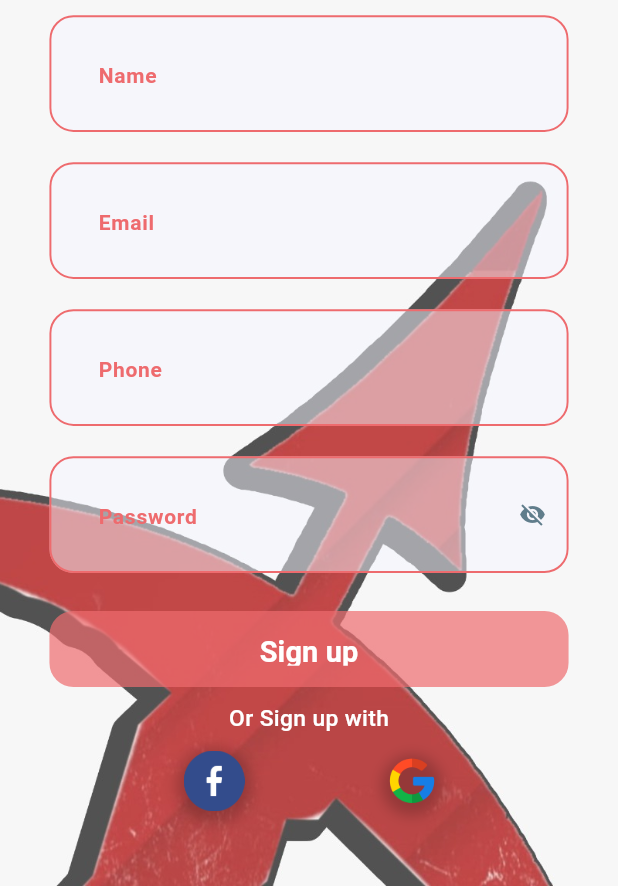
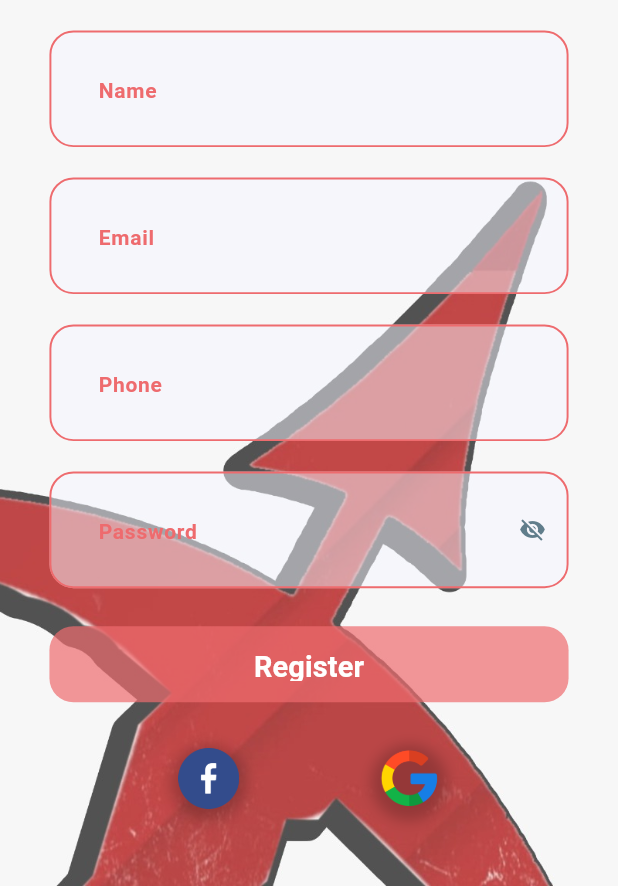
Before and after one commit to Lemon1911/zamalek_fans_app, a Flutter app: the RegisterScreen screen opened by its route, on a phone screen of 412 x 824 dp, the part 350-1236 px from its top. Run offline on Flutter 3.47's test engine with Material 3 defaults, Android fonts, the light colour scheme and no system bars; our stand-ins replace animate_do, firebase_auth, firebase_core, flutter_bloc, flutter_screenutil; accounts and stored records are empty.

Commit message:
-Added firebase authentication to register screen . -Added bloc to register screen.

```diff
--- a/lib/core/routing/app_router.dart
+++ b/lib/core/routing/app_router.dart
@@ -4,13 +4,16 @@ import 'package:flutter_bloc/flutter_bloc.dart';
 import 'package:zamalek_fans_app/core/routing/routes.dart';
 import 'package:zamalek_fans_app/features/home/presentation/screens/home_screen.dart';
 import 'package:zamalek_fans_app/features/login/presentation/screens/login_screen.dart';
-import 'package:zamalek_fans_app/features/register/presentation/screens/register_screen.dart';
 
 import '../../features/login/data/data_sources/firebase_auth_data_source.dart';
 import '../../features/login/data/repositories/login_repo_impl.dart';
 import '../../features/login/domain/use_cases/login_use_case.dart';
-import '../../features/login/presentation/manager/login_bloc.dart';
+import '../../features/login/presentation/manager/login_cubit.dart';
 import '../../features/onboarding/presentation/screens/onboarding_screen.dart';
+import '../../features/register/data/repositories/register_repo_impl.dart';
+import '../../features/register/domain/use_cases/register_use_case.dart';
+import '../../features/register/presentation/manager/register_cubit.dart';
+import '../../features/register/presentation/screens/register_screen.dart';
 
 class AppRouter {
   Route generateRoute(RouteSettings settings) {
@@ -22,7 +25,7 @@ class AppRouter {
       case Routes.loginScreen:
         return MaterialPageRoute(
           builder: (_) {
-            // Create necessary instances
+            // Created necessary instances
             final firebaseAuthDataSource =
                 FirebaseAuthDataSource(FirebaseAuth.instance);
             final loginRepository = LoginRepositoryImpl(firebaseAuthDataSource);
@@ -35,7 +38,16 @@ class AppRouter {
         );
       case Routes.registerScreen:
         return MaterialPageRoute(
-          builder: (_) => const RegisterScreen(),
+          builder: (_) {
+            // Created necessary instances for register
+            final registerRepository =
+                RegisterRepositoryImpl(FirebaseAuth.instance);
+            final registerUseCase = RegisterUseCase(registerRepository);
+            return BlocProvider(
+              create: (_) => RegisterCubit(registerUseCase),
+              child: const RegisterScreen(),
+            );
+          },
         );
       case Routes.homeScreen:
         return MaterialPageRoute(
--- a/lib/features/home/presentation/screens/home_screen.dart
+++ b/lib/features/home/presentation/screens/home_screen.dart
@@ -5,6 +5,8 @@ class HomeScreen extends StatelessWidget {
 
   @override
   Widget build(BuildContext context) {
-    return const Placeholder();
+    return Scaffold(
+      appBar: AppBar(),
+    );
   }
 }
--- a/lib/features/login/presentation/screens/login_screen.dart
+++ b/lib/features/login/presentation/screens/login_screen.dart
@@ -9,7 +9,7 @@ import 'package:zamalek_fans_app/core/widgets/app_text_form_field.dart';
 import '../../../../core/routing/routes.dart';
 import '../../../../core/validationUtils/validationUtils.dart';
 import '../../../../core/widgets/app_directional_button.dart';
-import '../manager/login_bloc.dart';
+import '../manager/login_cubit.dart';
 import '../manager/login_state.dart';
 
 class LoginScreen extends StatefulWidget {
--- /dev/null
+++ b/lib/features/register/data/repositories/register_repo_impl.dart
@@ -0,0 +1,20 @@
+import 'package:firebase_auth/firebase_auth.dart';
+
+import '../../domain/repositories/register_repo.dart';
+
+class RegisterRepositoryImpl implements RegisterRepository {
+  final FirebaseAuth firebaseAuth;
+
+  RegisterRepositoryImpl(this.firebaseAuth);
+
+  @override
+  Future<void> register(
+      String email, String password, String name, String phone) async {
+    try {
+      await firebaseAuth.createUserWithEmailAndPassword(
+          email: email, password: password);
+    } catch (e) {
+      throw Exception('Registration failed');
+    }
+  }
+}
--- /dev/null
+++ b/lib/features/register/domain/use_cases/register_use_case.dart
@@ -0,0 +1,21 @@
+import '../repositories/register_repo.dart';
+
+class RegisterUseCase {
+  final RegisterRepository repository;
+
+  RegisterUseCase(this.repository);
+
+  Future<void> call(
+    String email,
+    String password,
+    String name,
+    String phone,
+  ) {
+    return repository.register(
+      email,
+      password,
+      name,
+      phone,
+    );
+  }
+}
--- /dev/null
+++ b/lib/features/register/presentation/manager/register_cubit.dart
@@ -0,0 +1,30 @@
+import 'package:flutter_bloc/flutter_bloc.dart';
+import 'package:zamalek_fans_app/features/register/presentation/manager/register_state.dart';
+
+import '../../domain/use_cases/register_use_case.dart';
+
+class RegisterCubit extends Cubit<RegisterState> {
+  final RegisterUseCase registerUseCase;
+
+  RegisterCubit(this.registerUseCase) : super(RegisterInitial());
+
+  void register(
+      String email, String password, String name, String phone) async {
+    if (email.isEmpty || password.isEmpty) {
+      emit(RegisterFailure("Please enter email and password"));
+      return;
+    }
+    try {
+      emit(RegisterLoading());
+      await registerUseCase.call(
+        email,
+        password,
+        name,
+        phone,
+      );
+      emit(RegisterSuccess());
+    } catch (e) {
+      emit(RegisterFailure(e.toString()));
+    }
+  }
+}
--- /dev/null
+++ b/lib/features/register/presentation/manager/register_state.dart
@@ -0,0 +1,13 @@
+abstract class RegisterState {}
+
+class RegisterInitial extends RegisterState {}
+
+class RegisterLoading extends RegisterState {}
+
+class RegisterSuccess extends RegisterState {}
+
+class RegisterFailure extends RegisterState {
+  final String error;
+
+  RegisterFailure(this.error);
+}
--- a/lib/features/register/presentation/screens/register_screen.dart
+++ b/lib/features/register/presentation/screens/register_screen.dart
@@ -1,30 +1,32 @@
 import 'package:animate_do/animate_do.dart';
-import 'package:firebase_auth/firebase_auth.dart';
 import 'package:flutter/material.dart';
+import 'package:flutter_bloc/flutter_bloc.dart';
 import 'package:flutter_screenutil/flutter_screenutil.dart';
 import 'package:zamalek_fans_app/core/theming/colors.dart';
 import 'package:zamalek_fans_app/core/widgets/app_text_button.dart';
 import 'package:zamalek_fans_app/core/widgets/app_text_form_field.dart';
-import 'package:zamalek_fans_app/features/register/presentation/widgets/register_icon_widget.dart';
 
 import '../../../../core/routing/routes.dart';
 import '../../../../core/validationUtils/validationUtils.dart';
 import '../../../../core/widgets/app_directional_button.dart';
+import '../manager/register_cubit.dart';
+import '../manager/register_state.dart';
+import '../widgets/register_icon_widget.dart';
 
 class RegisterScreen extends StatefulWidget {
   const RegisterScreen({super.key});
 
   @override
-  State<RegisterScreen> createState() => _RegisterScreen();
+  State<RegisterScreen> createState() => _RegisterScreenState();
 }
 
-class _RegisterScreen extends State<RegisterScreen> {
+class _RegisterScreenState extends State<RegisterScreen> {
   final formKey = GlobalKey<FormState>();
   bool isObscureText = true;
+  TextEditingController emailController = TextEditingController();
+  TextEditingController passwordController = TextEditingController();
   TextEditingController nameController = TextEditingController();
-  TextEditingController emailController = TextEditingController();
   TextEditingController phoneController = TextEditingController();
-  TextEditingController passwordController = TextEditingController();
 
   @override
   Widget build(BuildContext context) {
@@ -33,8 +35,8 @@ class _RegisterScreen extends State<RegisterScreen> {
         child: Stack(
           fit: StackFit.expand,
           children: [
-            // Background image
             FadeInUpBig(
+              delay: Duration(microseconds: 50),
               child: Container(
                 decoration: const BoxDecoration(
                   image: DecorationImage(
@@ -47,31 +49,30 @@ class _RegisterScreen extends State<RegisterScreen> {
             Padding(
               padding: EdgeInsets.symmetric(horizontal: 30.w, vertical: 30.h),
               child: SingleChildScrollView(
-                child: Form(
-                  key: formKey,
                 child: Column(
                   mainAxisAlignment: MainAxisAlignment.start,
                   children: [
                     SizedBox(
                       height: 200.h,
                       child: const Image(
-                          image: AssetImage(
-                            "assets/images/main_logo.png",
+                        image: AssetImage("assets/images/main_logo.png"),
                       ),
                     ),
-                      ),
-                      SizedBox(height: 10.h),
-                      Column(
+                    SizedBox(height: 20.h),
+                    Form(
+                      key: formKey,
+                      child: Column(
                         children: [
                           AppTextFormField(
-                            controller: nameController,
                             validator: (text) {
                               if (text == null || text.trim().isEmpty) {
                                 return "Please enter your Name";
                               }
+
                               return null;
                             },
-                            keyboardType: TextInputType.name,
+                            keyboardType: TextInputType.text,
+                            controller: nameController,
                             hintText: "Name",
                             backgroundColor:
                                 ColorsManager.mainWhite.withOpacity(0.5),
@@ -80,7 +81,6 @@ class _RegisterScreen extends State<RegisterScreen> {
                             height: 20.h,
                           ),
                           AppTextFormField(
-                            controller: emailController,
                             validator: (text) {
                               if (text == null || text.trim().isEmpty) {
                                 return "Please enter your Email";
@@ -91,6 +91,7 @@ class _RegisterScreen extends State<RegisterScreen> {
                               return null;
                             },
                             keyboardType: TextInputType.emailAddress,
+                            controller: emailController,
                             hintText: "Email",
                             backgroundColor:
                                 ColorsManager.mainWhite.withOpacity(0.5),
@@ -101,13 +102,13 @@ class _RegisterScreen extends State<RegisterScreen> {
                           AppTextFormField(
                             validator: (text) {
                               if (text == null || text.trim().isEmpty) {
-                                return "Please enter your Phone Number";
+                                return "Please enter your phone number";
                               }
 
                               return null;
                             },
+                            keyboardType: TextInputType.phone,
                             controller: phoneController,
-                            keyboardType: TextInputType.phone,
                             hintText: "Phone",
                             backgroundColor:
                                 ColorsManager.mainWhite.withOpacity(0.5),
@@ -116,7 +117,6 @@ class _RegisterScreen extends State<RegisterScreen> {
                             height: 20.h,
                           ),
                           AppTextFormField(
-                            controller: passwordController,
                             validator: (text) {
                               if (text == null || text.trim().isEmpty) {
                                 return "Please enter your Password";
@@ -126,6 +126,7 @@ class _RegisterScreen extends State<RegisterScreen> {
                               }
                               return null;
                             },
+                            controller: passwordController,
                             hintText: "Password",
                             backgroundColor:
                                 ColorsManager.mainWhite.withOpacity(0.5),
@@ -147,8 +148,23 @@ class _RegisterScreen extends State<RegisterScreen> {
                           SizedBox(
                             height: 25.h,
                           ),
-                          AppTextButton(
-                            buttonText: "Sign up",
+                          BlocConsumer<RegisterCubit, RegisterState>(
+                            listener: (context, state) {
+                              if (state is RegisterSuccess) {
+                                // Navigate to another screen on successful registration
+                                Navigator.pushNamed(context, Routes.homeScreen);
+                              } else if (state is RegisterFailure) {
+                                ScaffoldMessenger.of(context).showSnackBar(
+                                  SnackBar(content: Text(state.error)),
+                                );
+                              }
+                            },
+                            builder: (context, state) {
+                              if (state is RegisterLoading) {
+                                return CircularProgressIndicator();
+                              }
+                              return AppTextButton(
+                                buttonText: "Register",
                                 backgroundColor:
                                     ColorsManager.lightRed3.withOpacity(0.7),
                                 textStyle: TextStyle(
@@ -157,21 +173,21 @@ class _RegisterScreen extends State<RegisterScreen> {
                                   fontSize: 19.sp,
                                 ),
                                 onPressed: () {
-                              createAccountValidation();
+                                  if (formKey.currentState?.validate() ==
+                                      true) {
+                                    BlocProvider.of<RegisterCubit>(context)
+                                        .register(
+                                      emailController.text,
+                                      passwordController.text,
+                                      nameController.text,
+                                      phoneController.text,
+                                    );
+                                  }
+                                },
+                              );
                             },
                           ),
-                        ],
-                      ),
-                      SizedBox(height: 10.h),
-                      Text(
-                        "Or Sign up with",
-                        style: TextStyle(
-                          fontSize: 15.sp,
-                          fontWeight: FontWeight.w500,
-                          color: Colors.white,
-                        ),
-                      ),
-                      SizedBox(height: 5.h),
+                          SizedBox(height: 25.h),
                           Row(
                             mainAxisAlignment: MainAxisAlignment.spaceEvenly,
                             children: [
@@ -182,13 +198,15 @@ class _RegisterScreen extends State<RegisterScreen> {
                               ),
                               RegisterIconWidget(
                                 onPressed: () {},
-                            size: 40,
+                                size: 50,
                                 imagePath: "assets/images/google.png",
                               ),
                             ],
                           ),
                         ],
                       ),
+                    ),
+                  ],
                 ),
               ),
             ),
@@ -207,25 +225,4 @@ class _RegisterScreen extends State<RegisterScreen> {
       ),
     );
   }
-
-  void createAccountValidation() async {
-    if (formKey.currentState?.validate() == false) {
-      return;
 }
-    try {
-      var result = await FirebaseAuth.instance.createUserWithEmailAndPassword(
-        email: emailController.text,
-        password: passwordController.text,
-      );
-      result.user?.uid;
-    } on FirebaseAuthException catch (e) {
-      if (e.code == 'weak-password') {
-        print('The password provided is too weak.');
-      } else if (e.code == 'email-already-in-use') {
-        print('The account already exists for that email.');
-      }
-    } catch (e) {
-      print(e);
-    }
-  }
-}
```
Also changed, not shown: lib/features/login/data/data_sources/firebase_auth_data_source.dart (+0 -15 lines), lib/features/register/domain/repositories/register_repo.dart (added, +8 -0 lines), lib/features/login/presentation/manager/login_cubit.dart (renamed from lib/features/login/presentation/manager/login_bloc.dart). Lines whose indentation alone changed are shown as unchanged.
